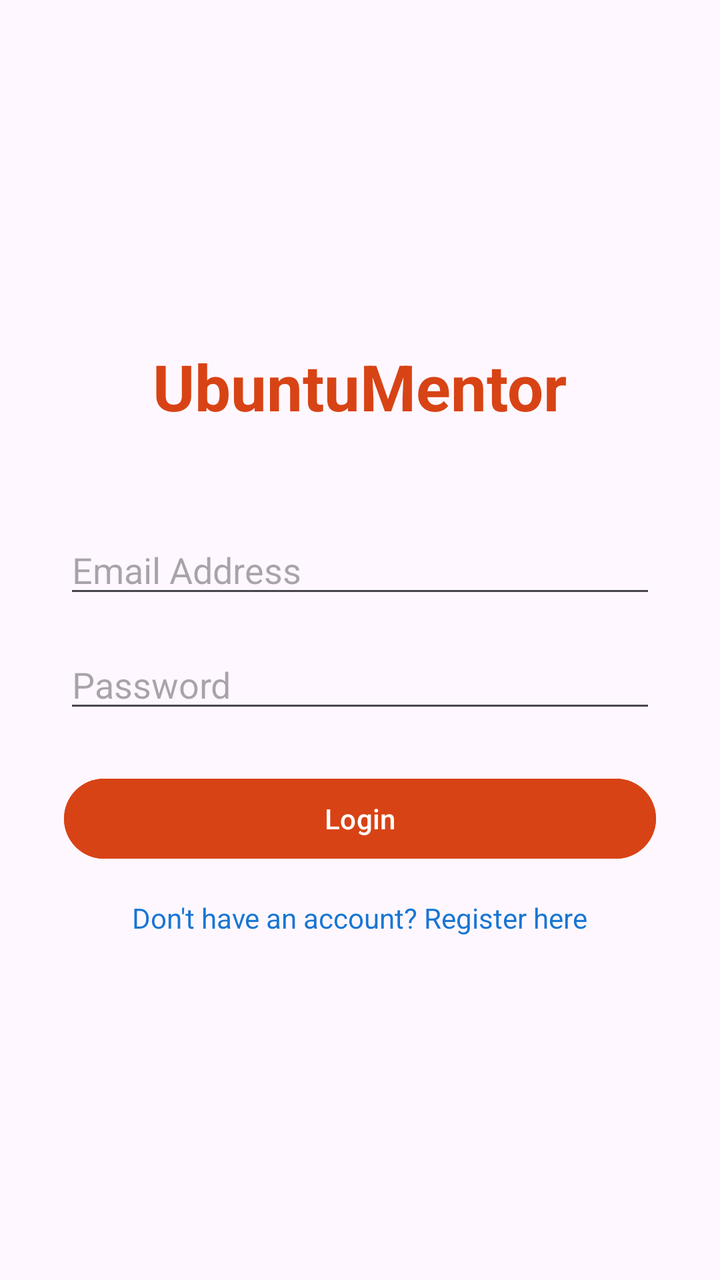
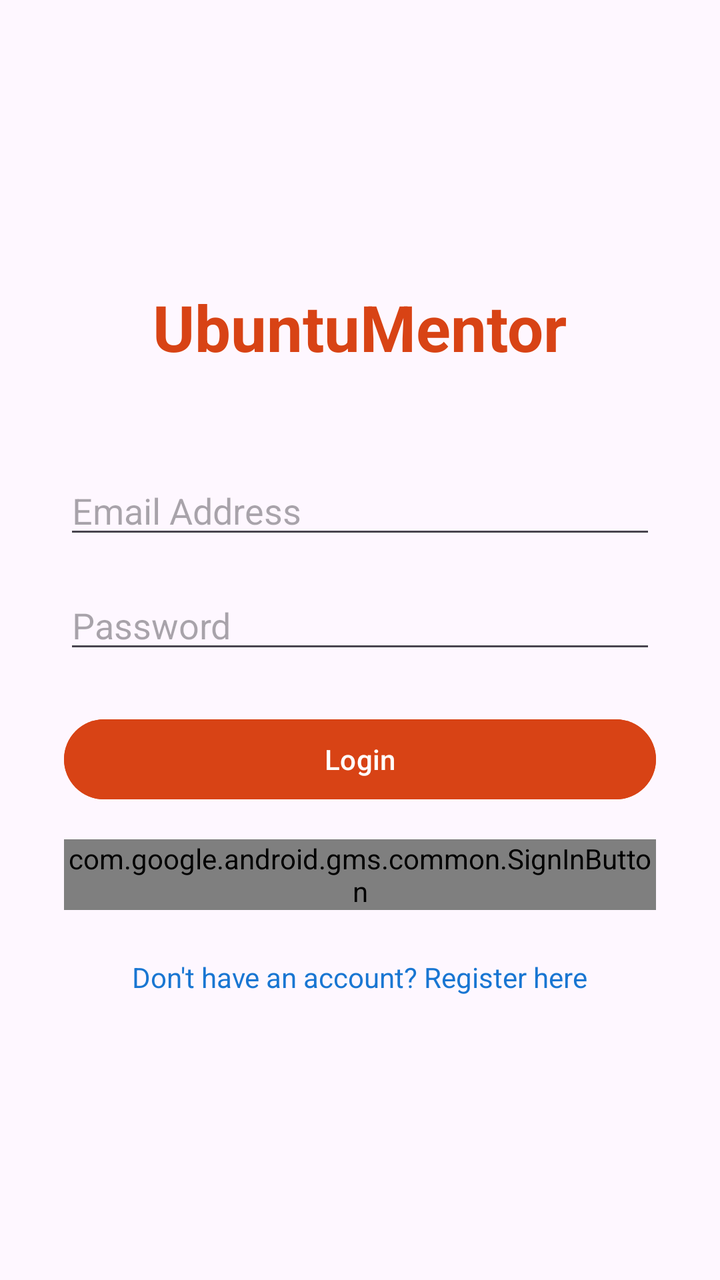

Before-and-after screenshots of an Android layout around one commit, followed by the original layout XML and the change that was made.
<!-- AndroidManifest.xml: application theme Theme.UbuntuMentor -->
<!-- res/layout/activity_login.xml -->
<?xml version="1.0" encoding="utf-8"?>
<LinearLayout xmlns:android="http://schemas.android.com/apk/res/android"
    android:layout_width="match_parent"
    android:layout_height="match_parent"
    android:orientation="vertical"
    android:padding="32dp"
    android:gravity="center">

    <TextView
        android:layout_width="wrap_content"
        android:layout_height="wrap_content"
        android:text="UbuntuMentor"
        android:textSize="32sp"
        android:textStyle="bold"
        android:textColor="#D84315"
        android:layout_marginBottom="48dp"/>

    <EditText
        android:id="@+id/etEmail"
        android:layout_width="match_parent"
        android:layout_height="wrap_content"
        android:hint="Email Address"
        android:inputType="textEmailAddress"
        android:layout_marginBottom="16dp"/>

    <EditText
        android:id="@+id/etPassword"
        android:layout_width="match_parent"
        android:layout_height="wrap_content"
        android:hint="Password"
        android:inputType="textPassword"
        android:layout_marginBottom="24dp"/>

    <Button
        android:id="@+id/btnLogin"
        android:layout_width="match_parent"
        android:layout_height="wrap_content"
        android:text="Login"
        android:backgroundTint="#D84315"
        android:textColor="@android:color/white"/>

    <TextView
        android:id="@+id/tvGoToRegister"
        android:layout_width="wrap_content"
        android:layout_height="wrap_content"
        android:text="Don't have an account? Register here"
        android:layout_marginTop="16dp"
        android:textColor="#1976D2"/>
</LinearLayout>
<!-- resources referenced by this layout -->
<resources>
  <style name="Theme.UbuntuMentor" parent="Base.Theme.UbuntuMentor" />
  <style name="Base.Theme.UbuntuMentor" parent="Theme.Material3.DayNight.NoActionBar">
          
          
      </style>
</resources>

<!-- the commit's change to res/layout/activity_login.xml (unified diff, before → after) -->
@@ -35,15 +35,22 @@
         android:id="@+id/btnLogin"
         android:layout_width="match_parent"
         android:layout_height="wrap_content"
-        android:text="Login"
+        android:text="@string/login_button"
         android:backgroundTint="#D84315"
         android:textColor="@android:color/white"/>
+
+    
+    <com.google.android.gms.common.SignInButton
+        android:id="@+id/btnGoogleSignIn"
+        android:layout_width="match_parent"
+        android:layout_height="wrap_content"
+        android:layout_marginTop="16dp" />
 
     <TextView
         android:id="@+id/tvGoToRegister"
         android:layout_width="wrap_content"
         android:layout_height="wrap_content"
         android:text="Don't have an account? Register here"
-        android:layout_marginTop="16dp"
+        android:layout_marginTop="24dp"
         android:textColor="#1976D2"/>
 </LinearLayout>
<!-- resource entries referenced after the edit -->
@@ -1,5 +1,6 @@
 <!-- resources referenced by this layout -->
 <resources>
+  <string name="login_button">Login</string>
   <style name="Theme.UbuntuMentor" parent="Base.Theme.UbuntuMentor" />
   <style name="Base.Theme.UbuntuMentor" parent="Theme.Material3.DayNight.NoActionBar">
           
